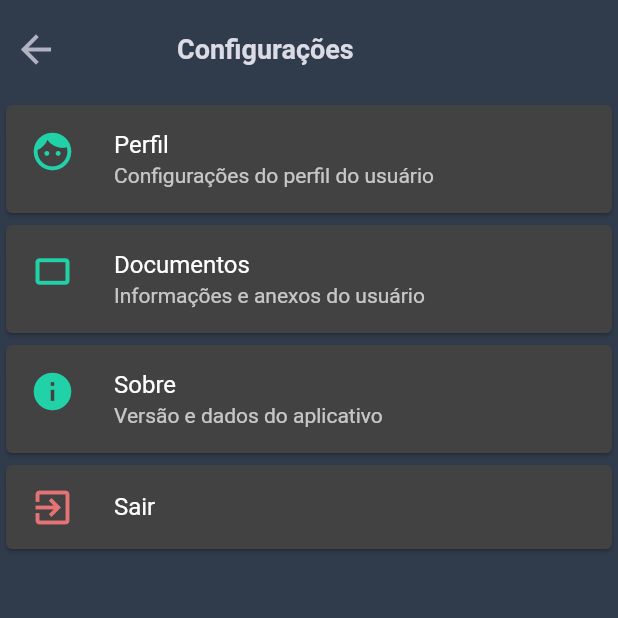
After one commit to catalunha/pmsbmobile3, a Flutter app: the ConfiguracaoHome screen opened by its route, on a phone screen of 412 x 824 dp, the top half of it. The commit adds this screen. Run offline on Flutter 3.47's test engine with Material 2 defaults, Android fonts, the phone set to English and light mode, and no system bars; our stand-ins replace csv, file_picker, firebase_messaging, firebase_storage, flutter_local_notifications, flutter_markdown and 7 more; missing offline and left inert: dart:html, firebase, firebaseauth_wrapper, firebaseauth_wrapper_flutter, firebaseauth_wrapper_web, firestore_wrapper and 5 more; accounts and stored records are empty.

Commit message:
#366 - Migracao das rotas da tela de configuracao

```diff
--- a/lib/main.dart
+++ b/lib/main.dart
@@ -239,6 +239,11 @@ class MyApp extends StatelessWidget {
           return SetorPainelCrudPage(authBloc,settings.arguments);
         },
 
+       //configuracao
+       "/configuracao/home": (context) {
+         return ConfiguracaoHome(authBloc);
+       },
+
 
         //googleDrive
         "/googledrive/usuario": (context) {
--- /dev/null
+++ b/lib/pages/configuracao/configuracao_home.dart
@@ -0,0 +1,162 @@
+import 'package:flutter/material.dart';
+import 'package:pmsbmibile3/models/usuario_model.dart';
+import 'package:pmsbmibile3/services/cache_service.dart';
+import 'package:pmsbmibile3/state/auth_bloc.dart';
+import 'package:pmsbmibile3/style/pmsb_colors.dart';
+import 'package:pmsbmibile3/style/pmsb_styles.dart';
+
+import '../../bootstrap.dart';
+
+class ConfiguracaoHome extends StatefulWidget {
+  final AuthBloc authBloc;
+
+  ConfiguracaoHome(this.authBloc);
+
+  @override
+  _ConfiguracaoHomeState createState() => _ConfiguracaoHomeState(this.authBloc);
+}
+
+class _ConfiguracaoHomeState extends State<ConfiguracaoHome> {
+  final AuthBloc authBloc;
+
+  _ConfiguracaoHomeState(this.authBloc);
+
+  @override
+  Widget build(BuildContext context) {
+    return Scaffold(
+      body: Container(
+        color: PmsbColors.fundo,
+        child: ListView(
+          children: <Widget>[
+            Padding(
+              padding: EdgeInsets.only(bottom: 9, top: 9),
+              child: Row(
+                mainAxisAlignment: MainAxisAlignment.start,
+                children: <Widget>[
+                  IconButton(
+                      icon: Icon(
+                        Icons.arrow_back,
+                        size: 30,
+                        color: PmsbColors.texto_terciario,
+                      ),
+                      onPressed: () {
+                        Navigator.pop(context);
+                      }),
+                  SizedBox(
+                    width: 70,
+                  ),
+                  Text(
+                    "Configurações",
+                    style: PmsbStyles.textStyleListBold,
+                  ),
+                ],
+              ),
+            ),
+            Card(
+              child: ListTile(
+                onTap: () {
+                  Navigator.pushNamed(context, "/perfil/configuracao");
+                },
+                title: Text("Perfil"),
+                subtitle: Text("Configurações do perfil do usuário"),
+                leading: Icon(
+                  Icons.face,
+                  color: PmsbColors.cor_destaque,
+                  size: 30,
+                ),
+              ),
+            ),
+            Card(
+              child: ListTile(
+                onTap: () {
+                  Navigator.pushNamed(context, "/perfil");
+                },
+                title: Text("Documentos"),
+                subtitle: Text("Informações e anexos do usuário"),
+                leading: Icon(
+                  Icons.crop_landscape,
+                  color: PmsbColors.cor_destaque,
+                  size: 30,
+                ),
+              ),
+            ),
+            Card(
+              child: ListTile(
+                onTap: () {
+                  Navigator.pushNamed(context, "/versao");
+                },
+                title: Text("Sobre"),
+                subtitle: Text("Versão e dados do aplicativo"),
+                leading: Icon(
+                  Icons.info,
+                  color: PmsbColors.cor_destaque,
+                  size: 30,
+                ),
+              ),
+            ),
+            StreamBuilder<UsuarioModel>(
+                stream: authBloc.perfil,
+                builder: (context, snap) {
+                  if (snap.hasError) {
+                    return Center(
+                      child: Text("Erro"),
+                    );
+                  }
+                  List<Widget> list = List<Widget>();
+                  if (snap.data == null ||
+                      snap.data.routes == null ||
+                      snap.data.routes.isEmpty) {
+                    list.add(Container());
+                  } else {
+                    // MODO OFFLINE -----------------------------------------------
+                    list.add(Card(
+                      child: ListTile(
+                        title: Text("Habilitar modo offline"),
+                        onTap: () async {
+                          final cacheService =
+                              CacheService(Bootstrap.instance.firestore);
+                          await cacheService.load();
+                          Scaffold.of(context).showSnackBar(SnackBar(
+                              content: Text("Modo offline completo.")));
+                          Navigator.pop(context);
+                        },
+                        leading: Icon(
+                          Icons.phonelink_erase,
+                          color: PmsbColors.cor_destaque,
+                          size: 30,
+                        ),
+                      ),
+                    ));
+                  }
+                  list.add(
+                    Card(
+                      child: ListTile(
+                        onTap: () {
+                          authBloc.dispatch(LogoutAuthBlocEvent());
+                          Navigator.pushReplacementNamed(context, "/");
+                        },
+                        title: Text("Sair"),
+                        leading: Icon(
+                          Icons.exit_to_app,
+                          color: Colors.red[300],
+                          size: 30,
+                        ),
+                      ),
+                    ),
+                  );
+                  return Column(children: list);
+                }),
+          ],
+        ),
+      ),
+    );
+  }
+}
+
+// // Perfil
+// rotas["/perfil/configuracao"] = Rota("Configurações", Icons.settings);
+// // Documentos
+// rotas["/perfil"] = Rota("Itens do Perfil", Icons.person);
+// // Sobre
+// rotas["/versao"] = Rota("Versão & Sobre", Icons.device_unknown);
+// // Sair
--- a/lib/pages/geral/home.dart
+++ b/lib/pages/geral/home.dart
@@ -8,6 +8,7 @@ import 'package:pmsbmibile3/state/auth_bloc.dart';
 import 'package:pmsbmibile3/style/pmsb_colors.dart';
 import 'package:pmsbmibile3/style/pmsb_styles.dart';
 import 'package:pmsbmibile3/widgets/round_image.dart';
+
 
 class HomePage extends StatefulWidget {
   final AuthBloc authBloc;
@@ -116,10 +117,15 @@ class _HomePageState extends State<HomePage> {
                               // Icone do menu
                               Padding(
                                 padding: EdgeInsets.all(5),
-                                child: Icon(
-                                  Icons.list,
-                                  size: 30,
-                                  color: Colors.white,
+                                child: GestureDetector(
+                                  onTap: (){
+                                     Navigator.pushNamed(context, "/configuracao/home");
+                                  },
+                                  child: Icon(
+                                    Icons.list,
+                                    size: 30,
+                                    color: Colors.white,
+                                  ),
                                 ),
                               )
                             ],
--- a/lib/pages/pages.dart
+++ b/lib/pages/pages.dart
@@ -67,3 +67,6 @@ export 'package:pmsbmibile3/pages/controle/controle_tarefa_list_page.dart';
 //chat
 export 'package:pmsbmibile3/pages/chat/chat_page.dart';
 export 'package:pmsbmibile3/pages/chat/chat_lido_page.dart';
+
+//configuracoes
+export 'package:pmsbmibile3/pages/configuracao/configuracao_home.dart';
```
